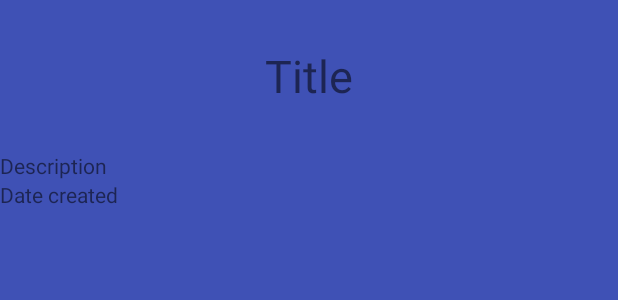
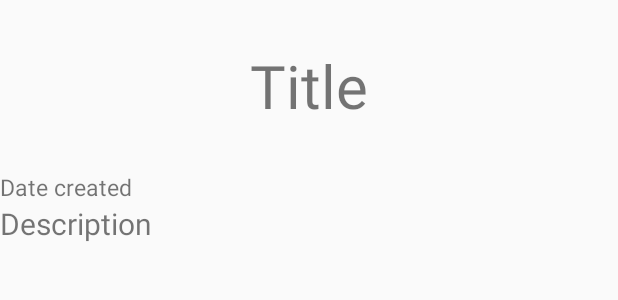
Before and after one commit to Elhen15/music-box, an Android app: the layout fragment_music_post_details.xml on its own in the app's theme, with its tools: preview values and no code run, on a phone screen of 412 x 824 dp. Shown: the top 300 px of the screen. Run offline under Robolectric (Android 15) with nearby library versions, the phone set to English and light mode, and no system bars.

Commit message:
change the design of the login and the icon change the design of the details

```diff
--- a/app/src/main/AndroidManifest.xml
+++ b/app/src/main/AndroidManifest.xml
@@ -4,9 +4,9 @@
 
     <application
         android:allowBackup="true"
-        android:icon="@mipmap/ic_launcher"
+        android:icon="@mipmap/icon_metal"
         android:label="@string/app_name"
-        android:roundIcon="@mipmap/ic_launcher_round"
+        android:roundIcon="@mipmap/icon_metal"
         android:supportsRtl="true"
         android:theme="@style/AppTheme">
         <activity android:name="com.finalproject.elhen15.musicbox.MainActivity">
--- a/app/src/main/java/com/finalproject/elhen15/musicbox/Model/Model.java
+++ b/app/src/main/java/com/finalproject/elhen15/musicbox/Model/Model.java
@@ -17,7 +17,7 @@ public class Model {
         for(int i = 0; i < 5; i++) {
             MusicPost musicPost= new MusicPost();
             musicPost.setTitle("Metallica " + i);
-            musicPost.setDesc("bla bla bla "+ i);
+            musicPost.setDesc("bla bla bla vvivjfi i jifjif ifjijf ijfijfi \n fjijf ijfijf ijifj iji "+ i);
             musicPost.setId(id + "");
             musicPost.setUser(user);
             data.add(i, musicPost);
--- a/app/src/main/java/com/finalproject/elhen15/musicbox/fragments/MusicPostDetails.java
+++ b/app/src/main/java/com/finalproject/elhen15/musicbox/fragments/MusicPostDetails.java
@@ -84,10 +84,10 @@ public class MusicPostDetails extends Fragment implements View.OnClickListener{
         postTitle.setText(currentPost.getTitle());
 
         postDescription = (TextView) view.findViewById(R.id.details_music_description);
-        postDescription.setText(currentPost.getDesc());
+        postDescription.setText(getString(R.string.description)+": "+currentPost.getDesc());
 
         dateCreated = (TextView) view.findViewById(R.id.details_music_create);
-        dateCreated.setText(currentPost.getDate().toString());
+        dateCreated.setText(getString(R.string.date_created)+": "+currentPost.getDate().toString());
 
 
         return view;
--- a/app/src/main/res/layout/fragment_music_post_details.xml
+++ b/app/src/main/res/layout/fragment_music_post_details.xml
@@ -4,7 +4,6 @@
     android:layout_height="match_parent"
     android:orientation="vertical"
     android:id="@+id/detail_frag"
-    android:background="@color/colorPrimary"
     tools:context="com.finalproject.elhen15.musicbox.fragments.MusicPostDetails">
     <LinearLayout
         android:layout_width="match_parent"
@@ -19,20 +18,22 @@
             android:layout_marginBottom="30dp"
             android:layout_marginTop="30dp"
             android:text="@string/title"
-            android:textSize="30dp" />
+            android:textSize="40dp" />
+
+        <TextView
+            android:id="@+id/details_music_create"
+            android:layout_width="wrap_content"
+            android:layout_height="wrap_content"
+            android:layout_weight="0.00"
+            android:text="@string/date_created"
+            android:textSize="15dp"/>
 
         <TextView
             android:id="@+id/details_music_description"
             android:layout_width="match_parent"
             android:layout_height="wrap_content"
             android:layout_weight="0.00"
-            android:text="@string/description" />
-
-        <TextView
-            android:id="@+id/details_music_create"
-            android:layout_width="wrap_content"
-            android:layout_height="wrap_content"
-            android:layout_weight="0.005"
-            android:text="@string/date_created"/>
+            android:text="@string/description"
+            android:textSize="20dp"/>
     </LinearLayout>
 </LinearLayout>
```
Also changed, not shown: app/src/main/res/layout/fragment_login.xml (+9 -2 lines), app/src/main/res/drawable/imageedit_1_7158527702.png (added), app/src/main/res/mipmap-mdpi/icon_metal.png (added).
